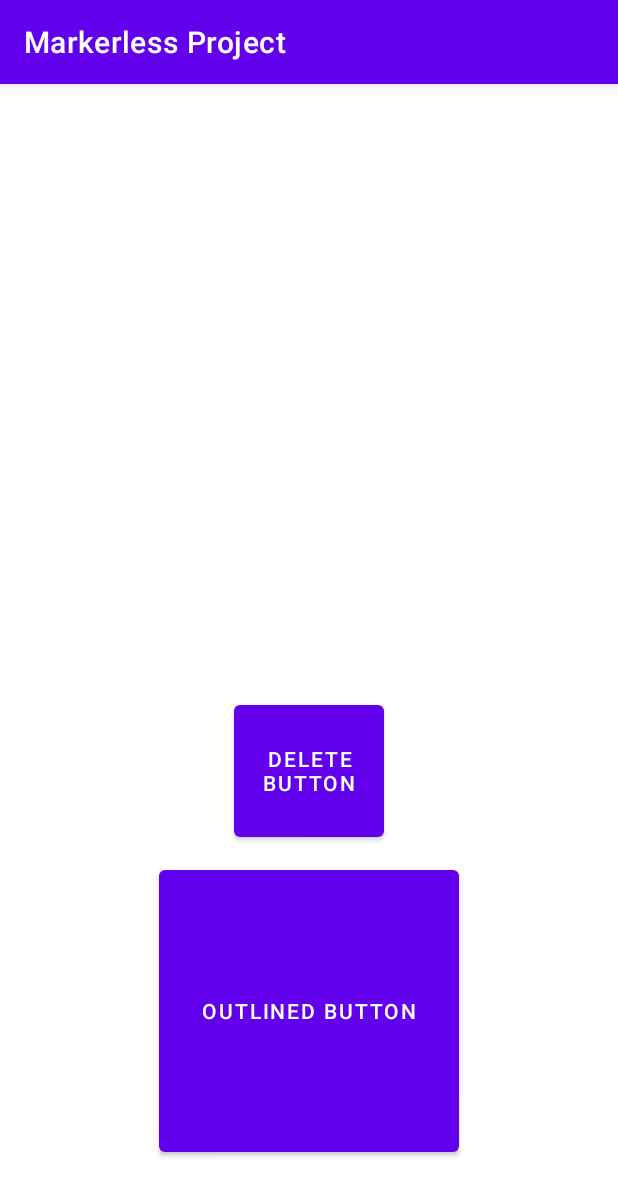
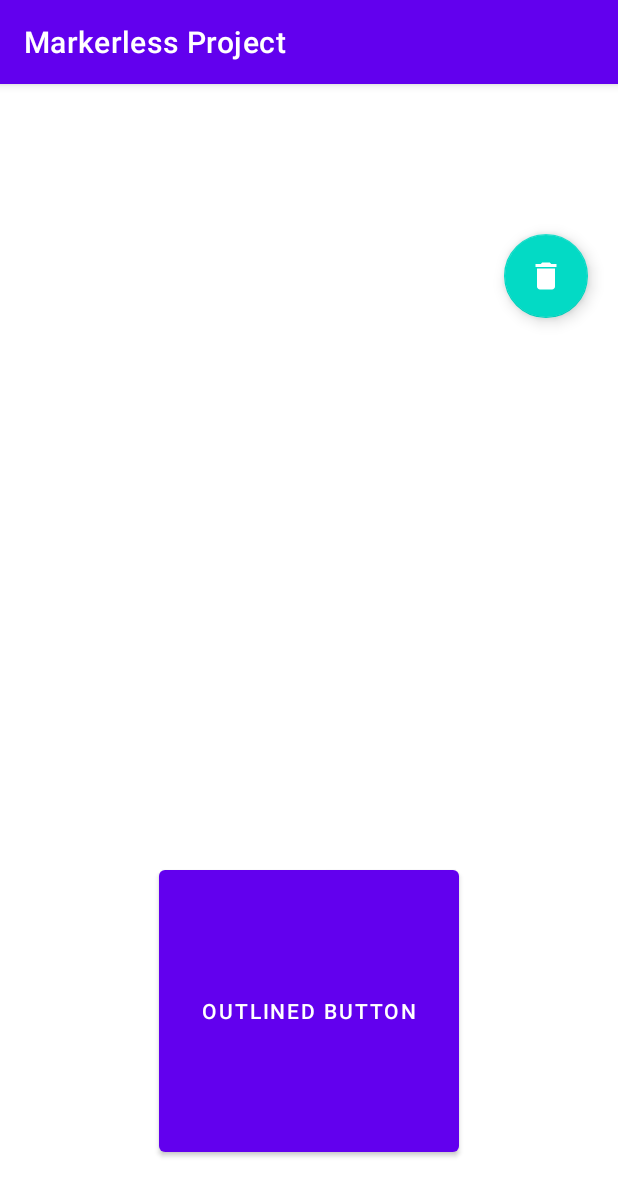
Before and after one commit to abintang/Prototype-Final-Project, an Android app: the screen it shows after launch (MainActivity), on a phone screen of 412 x 824 dp. Shown: the top 1196 px of the screen. Run offline under Robolectric (Android 15) with nearby library versions, the phone set to English and light mode, and no system bars; libraries missing offline, so code that uses them is left out: com.google.ar.core, com.google.ar.sceneform; 3 statements that could not run were skipped.

Commit message:
fix button

```diff
--- a/app/src/main/java/com/example/markerlessproject/MainActivity.java
+++ b/app/src/main/java/com/example/markerlessproject/MainActivity.java
@@ -86,7 +86,7 @@ public class MainActivity extends AppCompatActivity
             @Override
             public void onClick(View v) {
                 if(renderable != null) {
-                    arFragment.getArSceneView().getScene().removeChild(model);
+                    anchorNode.setAnchor(null);
                 }
             }
         });
--- a/app/src/main/res/layout/activity_main.xml
+++ b/app/src/main/res/layout/activity_main.xml
@@ -6,17 +6,18 @@
     android:layout_height="match_parent"
     tools:context=".MainActivity">
 
-    <Button
+    <com.google.android.material.floatingactionbutton.FloatingActionButton
+        android:layout_width="wrap_content"
+        android:layout_height="wrap_content"
         android:id="@+id/deleteButton"
-        android:layout_width="100dp"
-        android:layout_height="100dp"
-        android:textColor="@color/white"
-        app:layout_constraintStart_toStartOf="parent"
+        android:src="@drawable/baseline_delete_24"
+        app:tint="@color/white"
+        app:layout_constraintTop_toTopOf="parent"
         app:layout_constraintEnd_toEndOf="parent"
-        app:layout_constraintBottom_toTopOf="@id/outlinedButton"
-        android:layout_marginBottom="10dp"
-        android:text="Delete button"
-        />
+        android:visibility="visible"
+        android:layout_marginTop="100dp"
+        android:layout_marginEnd="20dp"/>
+
 
     <Button
         android:id="@+id/outlinedButton"
@@ -29,8 +30,10 @@
         android:layout_marginBottom="50dp"
         android:text="Outlined button"
         />
+
     <androidx.fragment.app.FragmentContainerView
         android:id="@+id/arFragment"
         android:layout_width="match_parent"
         android:layout_height="match_parent" />
+
 </androidx.constraintlayout.widget.ConstraintLayout>
```
